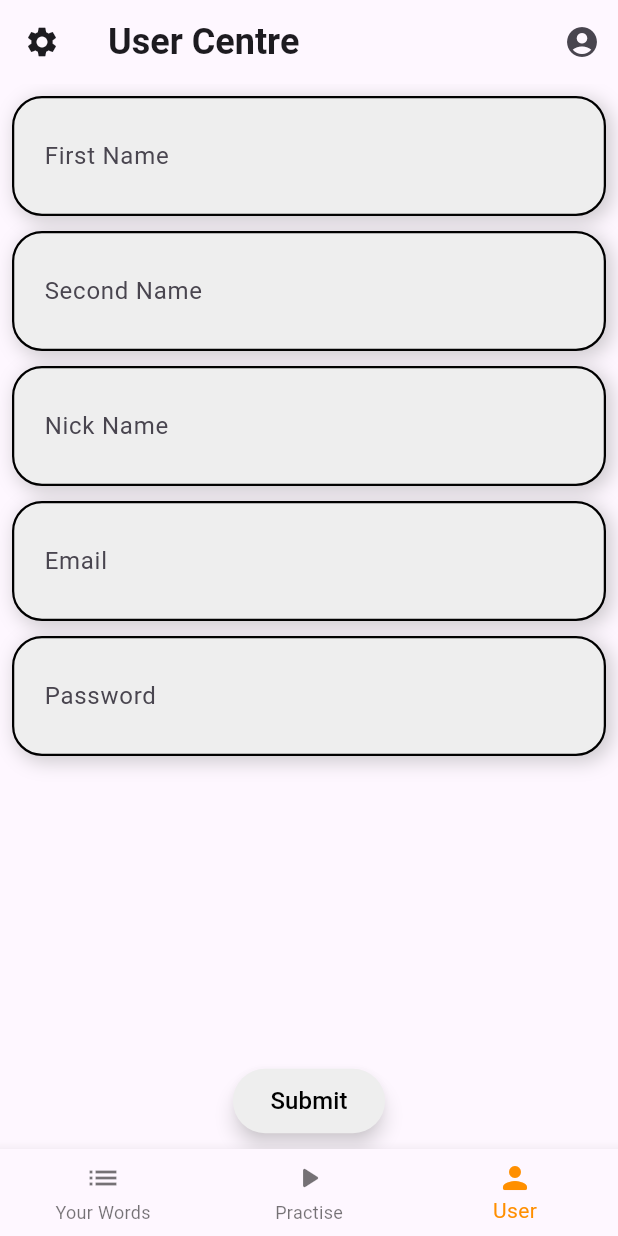
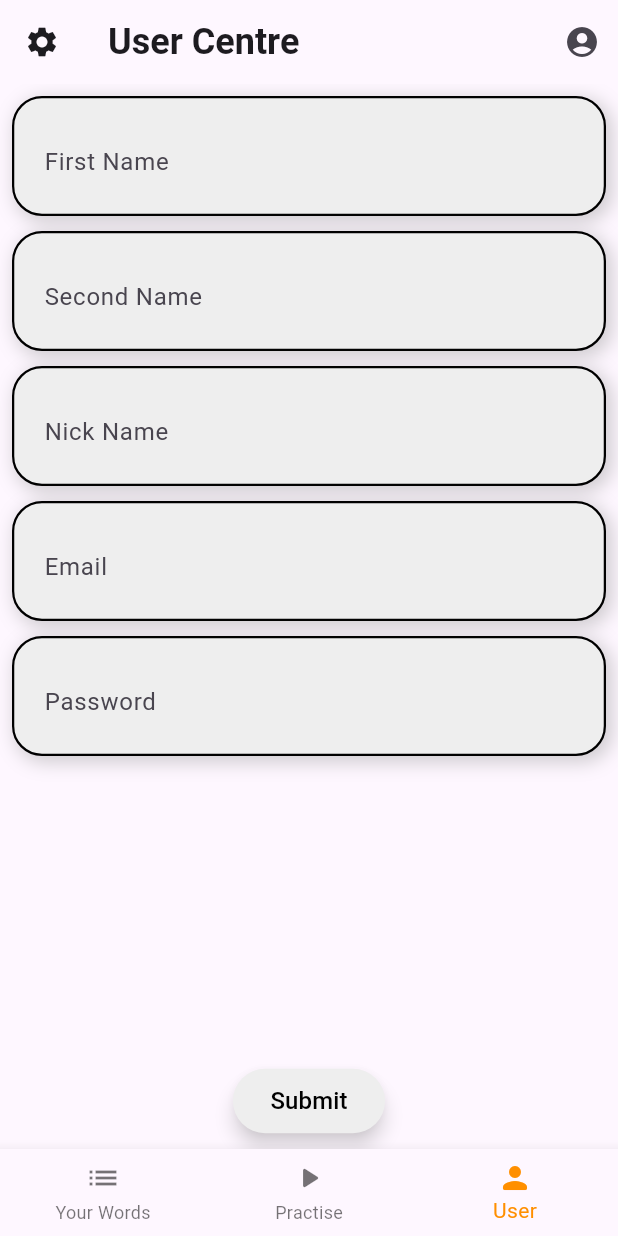
Before and after one commit to Dzejkoubi/word_practise_firebase, a Flutter app: the screen it shows after launch, on a phone screen of 412 x 824 dp. Run offline on Flutter 3.47's test engine with Material 3 defaults, Android fonts, the phone set to English and light mode, and no system bars; our stand-ins replace firebase_core, firebase_database; accounts and stored records are empty.

Commit message:
Refactor text field styles and your words page layout

```diff
--- a/lib/components/styles/textFieldStyles.dart
+++ b/lib/components/styles/textFieldStyles.dart
@@ -16,13 +16,14 @@ class _BasicTextFieldState extends State<BasicTextField> {
   @override
   Widget build(BuildContext context) {
     return Container(
+      padding: EdgeInsets.fromLTRB(20, 0, 20, 5),
       height: 80,
-      padding: const EdgeInsets.symmetric(horizontal: 20),
       decoration: BoxDecoration(
           color: Colors.grey[200],
           boxShadow: AppShadows.customBoxShadow,
           borderRadius: BorderRadius.circular(20),
           border: Border.all(color: Colors.black, width: 1.5)),
+      child: Center(
         child: TextField(
           controller: widget.controller,
           decoration: InputDecoration(
@@ -37,6 +38,7 @@ class _BasicTextFieldState extends State<BasicTextField> {
             ),
           ),
         ),
+      ),
     );
   }
 }
```
Also changed, not shown: lib/pages/yourWords.dart (+5 -2 lines). Lines whose indentation alone changed are shown as unchanged.
